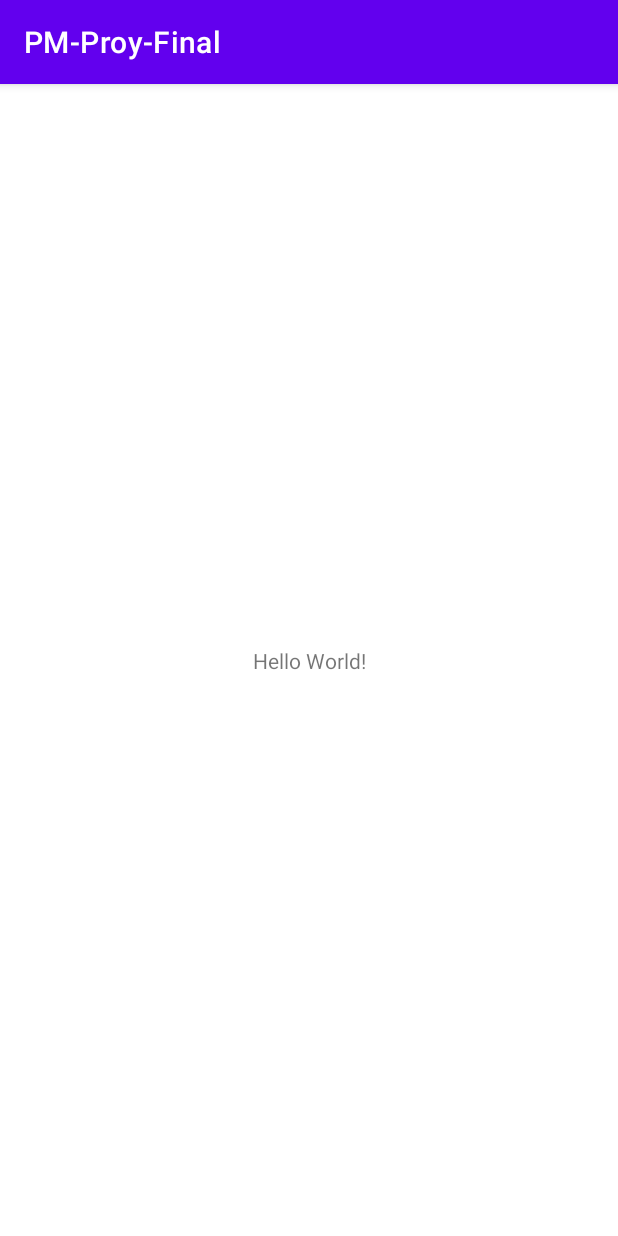
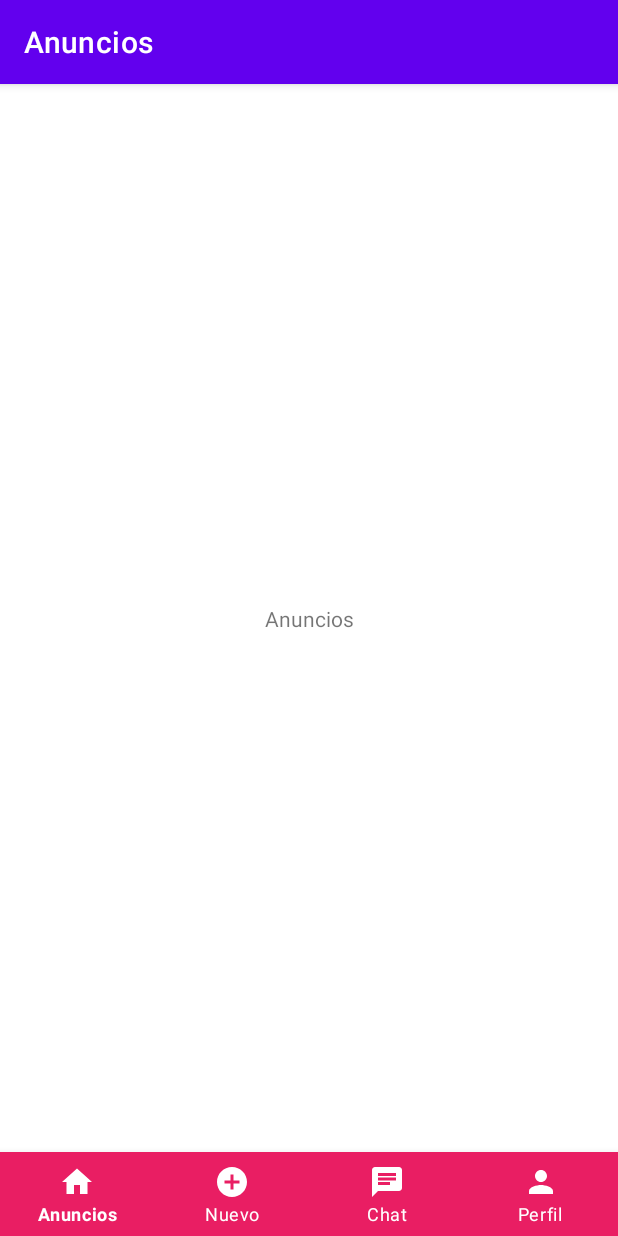
Before and after one commit to Alessandra-NA/PM-Proy-Final, an Android app: the screen it shows after launch (MainActivity), on a phone screen of 412 x 824 dp. Run offline under Robolectric (Android 15) with nearby library versions, the phone set to English and light mode, and no system bars.

Commit message:
firebase y bottom nav

```diff
--- /dev/null
+++ b/app/src/main/java/com/example/pm_proy_final/fragments/AnunciosFragment.kt
@@ -0,0 +1,17 @@
+package com.example.pm_proy_final.fragments
+
+import android.os.Bundle
+import android.view.LayoutInflater
+import android.view.View
+import android.view.ViewGroup
+import androidx.fragment.app.Fragment
+import com.example.pm_proy_final.R
+
+class AnunciosFragment: Fragment() {
+    override fun onCreateView(
+        inflater: LayoutInflater, container: ViewGroup?,
+        savedInstanceState: Bundle?
+    ): View? {
+        return inflater.inflate(R.layout.fragment_anuncios, container, false)
+    }
+}
--- /dev/null
+++ b/app/src/main/res/drawable/ic_baseline_add_circle_24.xml
@@ -0,0 +1,5 @@
+<vector android:height="24dp" android:tint="#FFFFFF"
+    android:viewportHeight="24" android:viewportWidth="24"
+    android:width="24dp" xmlns:android="http://schemas.android.com/apk/res/android">
+    <path android:fillColor="@android:color/white" android:pathData="M12,2C6.48,2 2,6.48 2,12s4.48,10 10,10 10,-4.48 10,-10S17.52,2 12,2zM17,13h-4v4h-2v-4L7,13v-2h4L11,7h2v4h4v2z"/>
+</vector>
--- /dev/null
+++ b/app/src/main/res/drawable/ic_baseline_chat_24.xml
@@ -0,0 +1,5 @@
+<vector android:height="24dp" android:tint="#FFFFFF"
+    android:viewportHeight="24" android:viewportWidth="24"
+    android:width="24dp" xmlns:android="http://schemas.android.com/apk/res/android">
+    <path android:fillColor="@android:color/white" android:pathData="M20,2L4,2c-1.1,0 -1.99,0.9 -1.99,2L2,22l4,-4h14c1.1,0 2,-0.9 2,-2L22,4c0,-1.1 -0.9,-2 -2,-2zM6,9h12v2L6,11L6,9zM14,14L6,14v-2h8v2zM18,8L6,8L6,6h12v2z"/>
+</vector>
--- /dev/null
+++ b/app/src/main/res/drawable/ic_baseline_home_24.xml
@@ -0,0 +1,5 @@
+<vector android:height="24dp" android:tint="#FFFFFF"
+    android:viewportHeight="24" android:viewportWidth="24"
+    android:width="24dp" xmlns:android="http://schemas.android.com/apk/res/android">
+    <path android:fillColor="@android:color/white" android:pathData="M10,20v-6h4v6h5v-8h3L12,3 2,12h3v8z"/>
+</vector>
--- /dev/null
+++ b/app/src/main/res/drawable/ic_baseline_person_24.xml
@@ -0,0 +1,5 @@
+<vector android:height="24dp" android:tint="#FFFFFF"
+    android:viewportHeight="24" android:viewportWidth="24"
+    android:width="24dp" xmlns:android="http://schemas.android.com/apk/res/android">
+    <path android:fillColor="@android:color/white" android:pathData="M12,12c2.21,0 4,-1.79 4,-4s-1.79,-4 -4,-4 -4,1.79 -4,4 1.79,4 4,4zM12,14c-2.67,0 -8,1.34 -8,4v2h16v-2c0,-2.66 -5.33,-4 -8,-4z"/>
+</vector>
--- a/app/src/main/res/layout/activity_main.xml
+++ b/app/src/main/res/layout/activity_main.xml
@@ -6,13 +6,29 @@
     android:layout_height="match_parent"
     tools:context=".MainActivity">
 
-    <TextView
-        android:layout_width="wrap_content"
+    <com.google.android.material.bottomnavigation.BottomNavigationView
+        app:labelVisibilityMode="labeled"
+        android:id="@+id/bottom_navigation"
+        android:layout_width="match_parent"
         android:layout_height="wrap_content"
-        android:text="Hello World!"
+        android:background="#E91E63"
+        app:itemIconTint="#fff"
+        app:itemTextColor="#fff"
         app:layout_constraintBottom_toBottomOf="parent"
-        app:layout_constraintLeft_toLeftOf="parent"
-        app:layout_constraintRight_toRightOf="parent"
-        app:layout_constraintTop_toTopOf="parent" />
+        app:layout_constraintEnd_toEndOf="parent"
+        app:layout_constraintHorizontal_bias="0.0"
+        app:layout_constraintStart_toStartOf="parent"
+        app:menu="@menu/menu" />
+
+    <FrameLayout
+        android:id="@+id/fragmentMain"
+        android:layout_width="409dp"
+        android:layout_height="673dp"
+        app:layout_constraintBottom_toTopOf="@+id/bottom_navigation"
+        app:layout_constraintEnd_toEndOf="parent"
+        app:layout_constraintStart_toStartOf="parent"
+        app:layout_constraintTop_toTopOf="parent">
+
+    </FrameLayout>
 
 </androidx.constraintlayout.widget.ConstraintLayout>
--- /dev/null
+++ b/app/src/main/res/layout/fragment_anuncios.xml
@@ -0,0 +1,17 @@
+<?xml version="1.0" encoding="utf-8"?>
+<androidx.constraintlayout.widget.ConstraintLayout xmlns:android="http://schemas.android.com/apk/res/android"
+    xmlns:app="http://schemas.android.com/apk/res-auto"
+    xmlns:tools="http://schemas.android.com/tools"
+    android:layout_width="match_parent"
+    android:layout_height="match_parent">
+
+    <TextView
+        android:id="@+id/textView4"
+        android:layout_width="wrap_content"
+        android:layout_height="wrap_content"
+        android:text="Anuncios"
+        app:layout_constraintBottom_toBottomOf="parent"
+        app:layout_constraintEnd_toEndOf="parent"
+        app:layout_constraintStart_toStartOf="parent"
+        app:layout_constraintTop_toTopOf="parent" />
+</androidx.constraintlayout.widget.ConstraintLayout>
--- /dev/null
+++ b/app/src/main/res/menu/menu.xml
@@ -0,0 +1,19 @@
+<?xml version="1.0" encoding="utf-8"?>
+<menu xmlns:android="http://schemas.android.com/apk/res/android">
+    <item
+        android:id="@+id/home"
+        android:icon="@drawable/ic_baseline_home_24"
+        android:title="Anuncios"/>
+    <item
+        android:id="@+id/nuevoAnuncio"
+        android:icon="@drawable/ic_baseline_add_circle_24"
+        android:title="Nuevo"/>
+    <item
+        android:id="@+id/chat"
+        android:icon="@drawable/ic_baseline_chat_24"
+        android:title="Chat"/>
+    <item
+        android:id="@+id/perfil"
+        android:icon="@drawable/ic_baseline_person_24"
+        android:title="Perfil"/>
+</menu>
--- a/build.gradle
+++ b/build.gradle
@@ -7,6 +7,7 @@ buildscript {
     dependencies {
         classpath "com.android.tools.build:gradle:7.0.1"
         classpath "org.jetbrains.kotlin:kotlin-gradle-plugin:1.5.21"
+        classpath 'com.google.gms:google-services:4.3.10'
 
         // NOTE: Do not place your application dependencies here; they belong
         // in the individual module build.gradle files
```
Also changed, not shown: app/build.gradle (+7 -1 lines), app/src/main/java/com/example/pm_proy_final/MainActivity.kt (+60 -0 lines), app/src/main/java/com/example/pm_proy_final/fragments/ChatPrincipalFragment.kt (added, +17 -0 lines), app/src/main/java/com/example/pm_proy_final/fragments/NuevoAnuncioFragment.kt (added, +17 -0 lines), app/src/main/java/com/example/pm_proy_final/fragments/PerfilFragment.kt (added, +17 -0 lines), app/src/main/res/layout/fragment_chatprincipal.xml (added, +17 -0 lines), app/src/main/res/layout/fragment_nuevoanuncio.xml (added, +17 -0 lines), app/src/main/res/layout/fragment_perfil.xml (added, +17 -0 lines), 1 other file.
